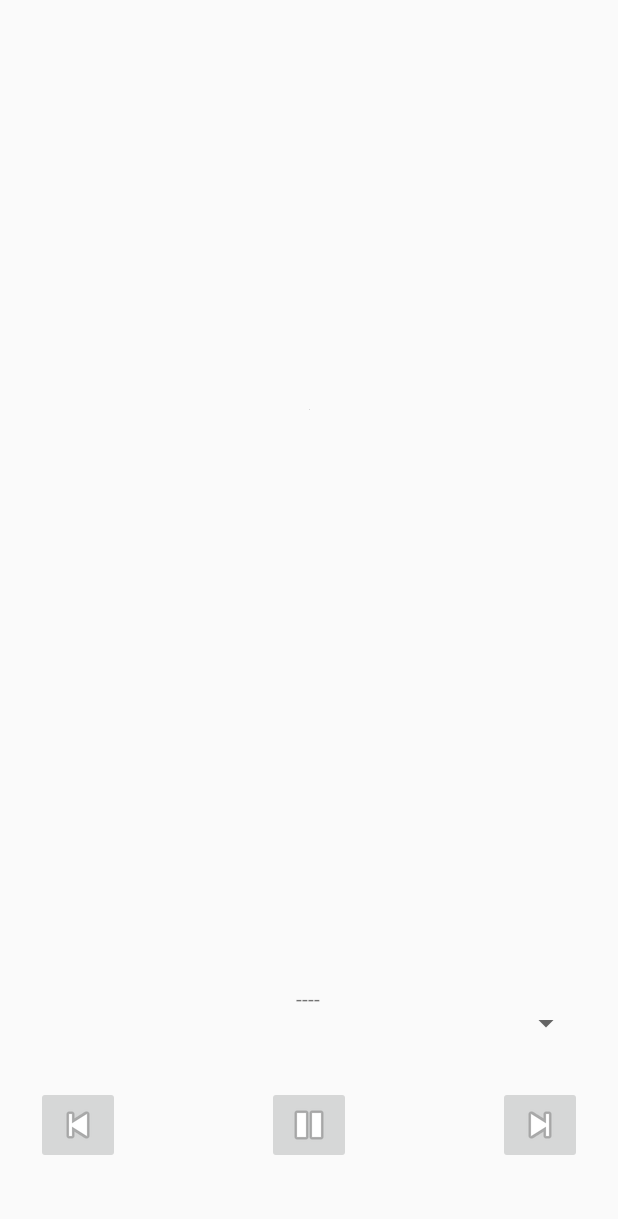
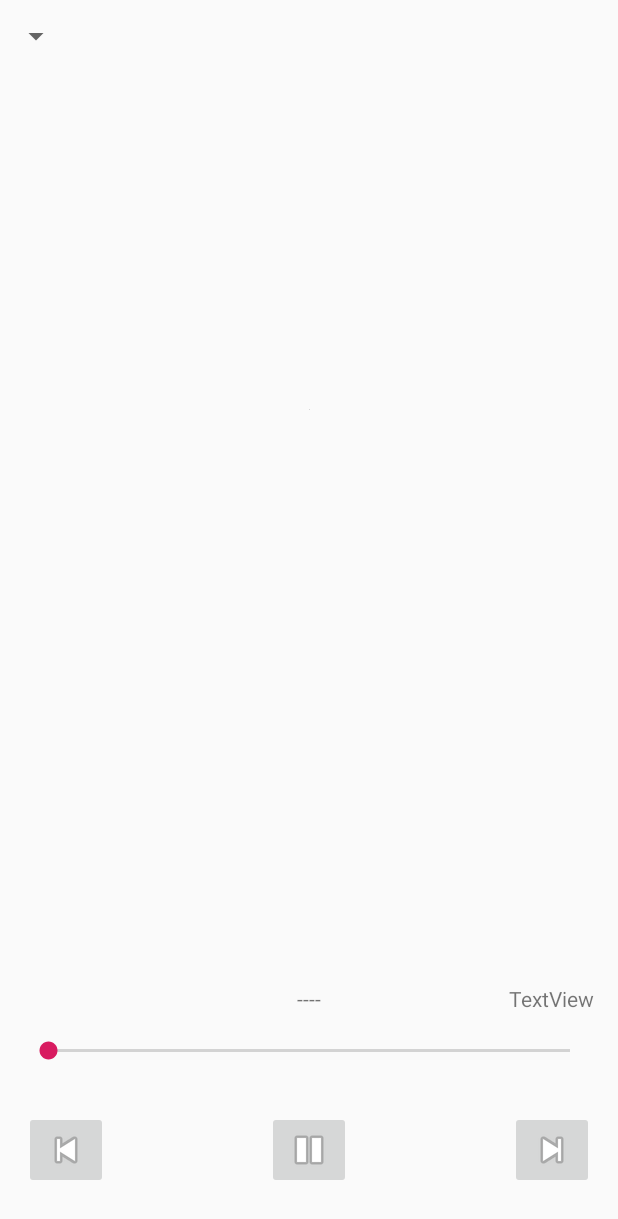
Before and after one commit to BrianCarducci/BackTrax, an Android app: the layout fragment_player.xml on its own in the app's theme, with its tools: preview values and no code run, on a phone screen of 412 x 824 dp. Shown: the top 1219 px of the screen. Run offline under Robolectric (Android 15) with nearby library versions, the phone set to English and light mode, and no system bars.

Commit message:
song title shows correctly in player. Adjusting progress bar accurately seeks song

```diff
--- a/app/src/main/res/layout/fragment_player.xml
+++ b/app/src/main/res/layout/fragment_player.xml
@@ -21,7 +21,6 @@
             android:layout_marginEnd="16dp"
             android:text="----"
             app:layout_constraintEnd_toEndOf="parent"
-            app:layout_constraintHorizontal_bias="0.498"
             app:layout_constraintStart_toStartOf="parent"
             app:layout_constraintTop_toTopOf="parent" />
 
@@ -29,46 +28,60 @@
             android:id="@+id/play_pause_button"
             android:layout_width="wrap_content"
             android:layout_height="wrap_content"
+            android:layout_marginStart="16dp"
             android:layout_marginTop="16dp"
+            android:layout_marginEnd="16dp"
             android:layout_marginBottom="16dp"
             app:layout_constraintBottom_toBottomOf="parent"
             app:layout_constraintEnd_toStartOf="@+id/next_button"
             app:layout_constraintStart_toEndOf="@+id/prev_button"
-            app:layout_constraintTop_toBottomOf="@+id/song_title_text_view"
+            app:layout_constraintTop_toBottomOf="@+id/seek_bar"
             app:srcCompat="@android:drawable/ic_media_pause" />
 
         <ImageButton
             android:id="@+id/next_button"
             android:layout_width="wrap_content"
             android:layout_height="wrap_content"
-            android:layout_marginTop="24dp"
-            android:layout_marginEnd="24dp"
-            android:layout_marginBottom="24dp"
+            android:layout_marginTop="16dp"
+            android:layout_marginEnd="16dp"
+            android:layout_marginBottom="16dp"
             app:layout_constraintBottom_toBottomOf="parent"
             app:layout_constraintEnd_toEndOf="parent"
-            app:layout_constraintTop_toBottomOf="@+id/song_title_text_view"
+            app:layout_constraintTop_toBottomOf="@+id/seek_bar"
             app:srcCompat="@android:drawable/ic_media_next" />
 
         <ImageButton
             android:id="@+id/prev_button"
             android:layout_width="wrap_content"
             android:layout_height="wrap_content"
-            android:layout_marginStart="24dp"
-            android:layout_marginTop="24dp"
-            android:layout_marginBottom="24dp"
+            android:layout_marginStart="16dp"
+            android:layout_marginTop="16dp"
+            android:layout_marginBottom="16dp"
             app:layout_constraintBottom_toBottomOf="parent"
             app:layout_constraintStart_toStartOf="parent"
-            app:layout_constraintTop_toBottomOf="@+id/song_title_text_view"
+            app:layout_constraintTop_toBottomOf="@+id/seek_bar"
             app:srcCompat="@android:drawable/ic_media_previous" />
 
-        <Spinner
-            android:id="@+id/speed_spinner"
-            android:layout_width="67dp"
-            android:layout_height="39dp"
-            android:layout_marginTop="24dp"
-            android:layout_marginEnd="24dp"
-            android:layout_marginBottom="24dp"
-            app:layout_constraintBottom_toTopOf="@+id/next_button"
+        <SeekBar
+            android:id="@+id/seek_bar"
+            android:layout_width="match_parent"
+            android:layout_height="wrap_content"
+            android:layout_marginStart="16dp"
+            android:layout_marginTop="16dp"
+            android:layout_marginEnd="16dp"
+            app:layout_constraintEnd_toEndOf="parent"
+            app:layout_constraintStart_toStartOf="parent"
+            app:layout_constraintTop_toBottomOf="@+id/song_title_text_view" />
+
+        <TextView
+            android:id="@+id/textView"
+            android:layout_width="wrap_content"
+            android:layout_height="wrap_content"
+            android:layout_marginTop="16dp"
+            android:layout_marginEnd="16dp"
+            android:layout_marginBottom="16dp"
+            android:text="TextView"
+            app:layout_constraintBottom_toTopOf="@+id/seek_bar"
             app:layout_constraintEnd_toEndOf="parent"
             app:layout_constraintTop_toTopOf="parent" />
     </androidx.constraintlayout.widget.ConstraintLayout>
@@ -92,6 +105,13 @@
             app:layout_constraintStart_toStartOf="parent"
             app:layout_constraintTop_toTopOf="parent"
             tools:srcCompat="@tools:sample/avatars" />
+
+        <Spinner
+            android:id="@+id/speed_spinner"
+            android:layout_width="wrap_content"
+            android:layout_height="48dp"
+            tools:layout_editor_absoluteX="347dp"
+            tools:layout_editor_absoluteY="481dp" />
     </androidx.constraintlayout.widget.ConstraintLayout>
 
 </FrameLayout>
```
Also changed, not shown: app/src/main/java/com/example/backtrax/DefaultTraxActivity.kt (+21 -15 lines), app/src/main/java/com/example/backtrax/PlayerFragment.kt (+57 -11 lines).
